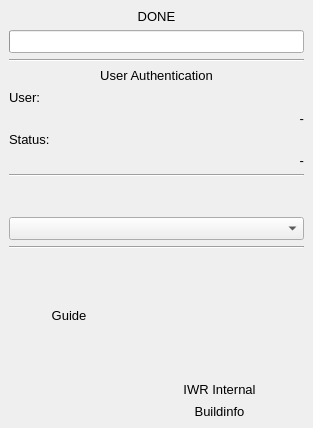
First picture: the form in gui/forms/qgmdockinfo.ui, repository barionleg/gitgAmesch, before the edit.
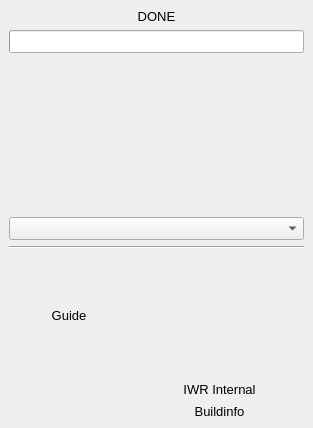
Second picture: the form after the edit. Icons and pictures are not drawn.

Commit message: closes #6; move user info, display provider

```diff
--- a/gui/forms/qgmdockinfo.ui
+++ b/gui/forms/qgmdockinfo.ui
@@ -91,70 +91,6 @@
       </property>
      </widget>
     </item>
-    <item>
-     <widget class="Line" name="line_2">
-      <property name="orientation">
-       <enum>Qt::Horizontal</enum>
-      </property>
-     </widget>
-    </item>
-    <item>
-     <widget class="QLabel" name="labelUserAuthentication">
-      <property name="text">
-       <string>User Authentication</string>
-      </property>
-      <property name="alignment">
-       <set>Qt::AlignCenter</set>
-      </property>
-     </widget>
-    </item>
-    <item alignment="Qt::AlignLeft">
-     <widget class="QLabel" name="labelUserName">
-      <property name="minimumSize">
-       <size>
-        <width>295</width>
-        <height>16</height>
-       </size>
-      </property>
-      <property name="text">
-       <string>User:</string>
-      </property>
-     </widget>
-    </item>
-    <item>
-     <widget class="QLabel" name="labelUserNameValue">
-      <property name="text">
-       <string>-</string>
-      </property>
-      <property name="alignment">
-       <set>Qt::AlignRight|Qt::AlignTrailing|Qt::AlignVCenter</set>
-      </property>
-     </widget>
-    </item>
-    <item>
-     <widget class="QLabel" name="labelUserStatus">
-      <property name="text">
-       <string>Status:</string>
-      </property>
-     </widget>
-    </item>
-    <item>
-     <widget class="QLabel" name="labelUserStatusValue">
-      <property name="text">
-       <string>-</string>
-      </property>
-      <property name="alignment">
-       <set>Qt::AlignRight|Qt::AlignTrailing|Qt::AlignVCenter</set>
-      </property>
-     </widget>
-    </item>
-    <item>
-     <widget class="Line" name="line_3">
-      <property name="orientation">
-       <enum>Qt::Horizontal</enum>
-      </property>
-     </widget>
-    </item>
     <item>
      <spacer name="verticalSpacer">
       <property name="orientation">
```
The commit also changes 9 other files.
